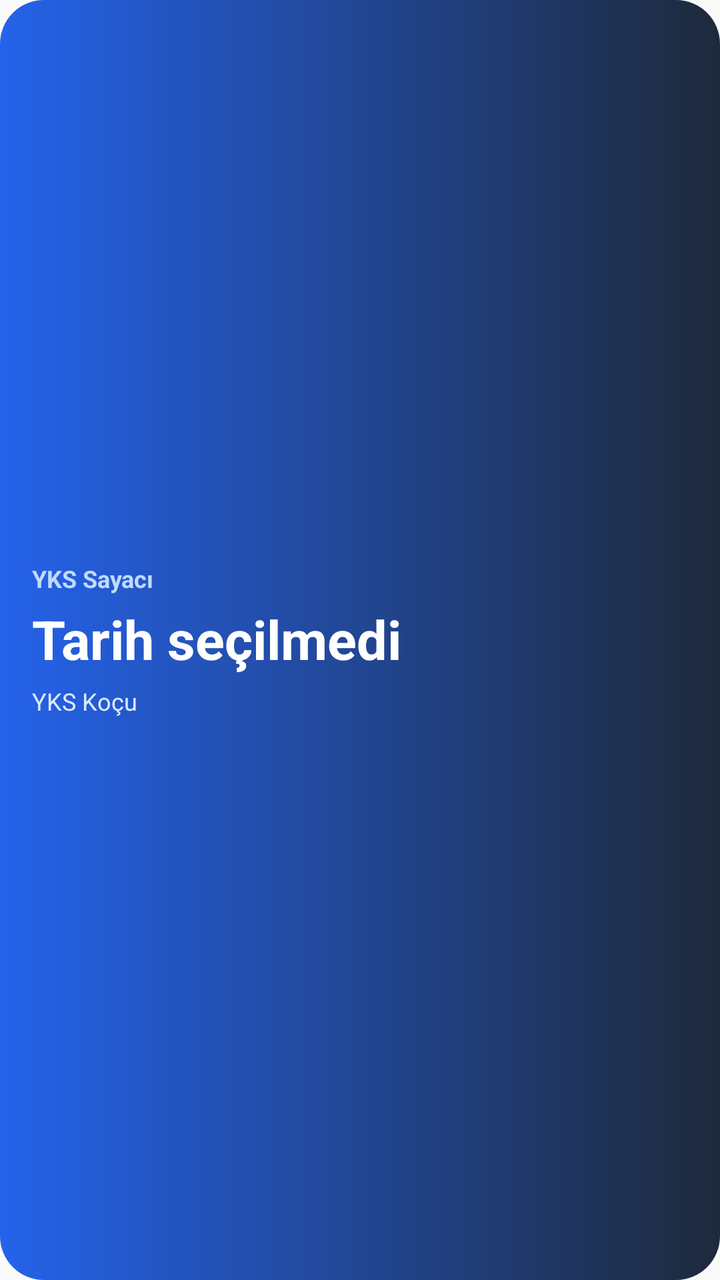
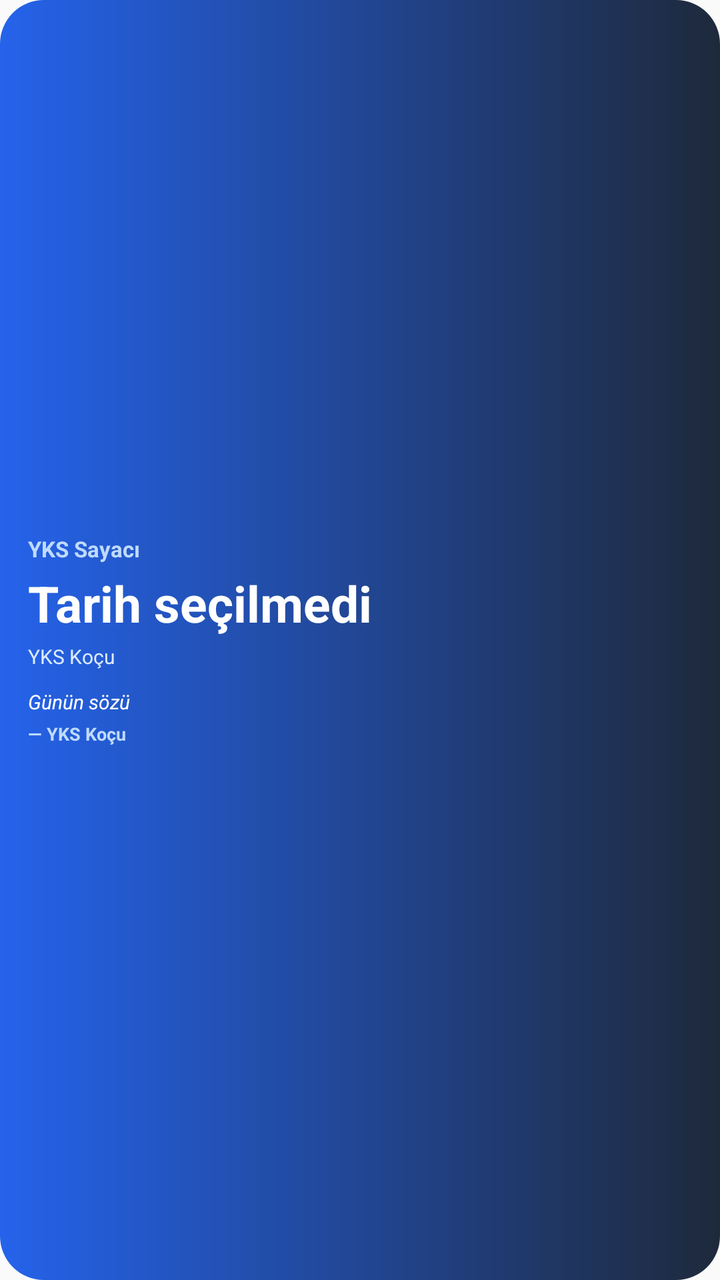

Compare the two renders of this Android layout. The source of the first and the diff that turns it into the second are given below.
<!-- AndroidManifest.xml: application theme AppTheme -->
<!-- res/layout/yks_countdown_widget.xml -->
<?xml version="1.0" encoding="utf-8"?>
<LinearLayout
    xmlns:android="http://schemas.android.com/apk/res/android"
    android:id="@+id/widget_root"
    android:layout_width="match_parent"
    android:layout_height="match_parent"
    android:orientation="vertical"
    android:gravity="center_vertical"
    android:background="@drawable/yks_widget_background"
    android:padding="16dp">

    <TextView
        android:id="@+id/widget_title"
        android:layout_width="wrap_content"
        android:layout_height="wrap_content"
        android:text="YKS Sayacı"
        android:textColor="#BFDBFE"
        android:textSize="12sp"
        android:textStyle="bold" />

    <TextView
        android:id="@+id/widget_days"
        android:layout_width="wrap_content"
        android:layout_height="wrap_content"
        android:layout_marginTop="4dp"
        android:text="Tarih seçilmedi"
        android:textColor="#FFFFFF"
        android:textSize="27sp"
        android:textStyle="bold" />

    <TextView
        android:id="@+id/widget_message"
        android:layout_width="wrap_content"
        android:layout_height="wrap_content"
        android:layout_marginTop="5dp"
        android:text="YKS Koçu"
        android:textColor="#DBEAFE"
        android:textSize="12sp" />

</LinearLayout>
<!-- resources referenced by this layout -->
<resources>
  <!-- drawable yks_widget_background (drawable) -->
  <?xml version="1.0" encoding="utf-8"?>
  <shape
      xmlns:android="http://schemas.android.com/apk/res/android"
      android:shape="rectangle">
  
      <gradient
          android:angle="0"
          android:startColor="#2563EB"
          android:endColor="#1E293B" />
  
      <corners
          android:radius="22dp" />
  
  </shape>
  <style name="AppTheme" parent="Theme.AppCompat.Light.DarkActionBar">
          
          <item name="colorPrimary">@color/colorPrimary</item>
          <item name="colorPrimaryDark">@color/colorPrimaryDark</item>
          <item name="colorAccent">@color/colorAccent</item>
      </style>
</resources>

<!-- the commit's change to res/layout/yks_countdown_widget.xml (unified diff, before → after) -->
@@ -7,7 +7,7 @@
     android:orientation="vertical"
     android:gravity="center_vertical"
     android:background="@drawable/yks_widget_background"
-    android:padding="16dp">
+    android:padding="14dp">
 
     <TextView
         android:id="@+id/widget_title"
@@ -15,26 +15,50 @@
         android:layout_height="wrap_content"
         android:text="YKS Sayacı"
         android:textColor="#BFDBFE"
-        android:textSize="12sp"
+        android:textSize="11sp"
         android:textStyle="bold" />
 
     <TextView
         android:id="@+id/widget_days"
         android:layout_width="wrap_content"
         android:layout_height="wrap_content"
-        android:layout_marginTop="4dp"
+        android:layout_marginTop="3dp"
         android:text="Tarih seçilmedi"
         android:textColor="#FFFFFF"
-        android:textSize="27sp"
+        android:textSize="25sp"
         android:textStyle="bold" />
 
     <TextView
         android:id="@+id/widget_message"
         android:layout_width="wrap_content"
         android:layout_height="wrap_content"
-        android:layout_marginTop="5dp"
+        android:layout_marginTop="3dp"
         android:text="YKS Koçu"
         android:textColor="#DBEAFE"
-        android:textSize="12sp" />
+        android:textSize="10sp" />
+
+    <TextView
+        android:id="@+id/widget_quote"
+        android:layout_width="match_parent"
+        android:layout_height="wrap_content"
+        android:layout_marginTop="9dp"
+        android:ellipsize="end"
+        android:maxLines="4"
+        android:text="Günün sözü"
+        android:textColor="#FFFFFF"
+        android:textSize="10sp"
+        android:textStyle="italic" />
+
+    <TextView
+        android:id="@+id/widget_author"
+        android:layout_width="wrap_content"
+        android:layout_height="wrap_content"
+        android:layout_marginTop="3dp"
+        android:ellipsize="end"
+        android:maxLines="1"
+        android:text="— YKS Koçu"
+        android:textColor="#BFDBFE"
+        android:textSize="9sp"
+        android:textStyle="bold" />
 
 </LinearLayout>
